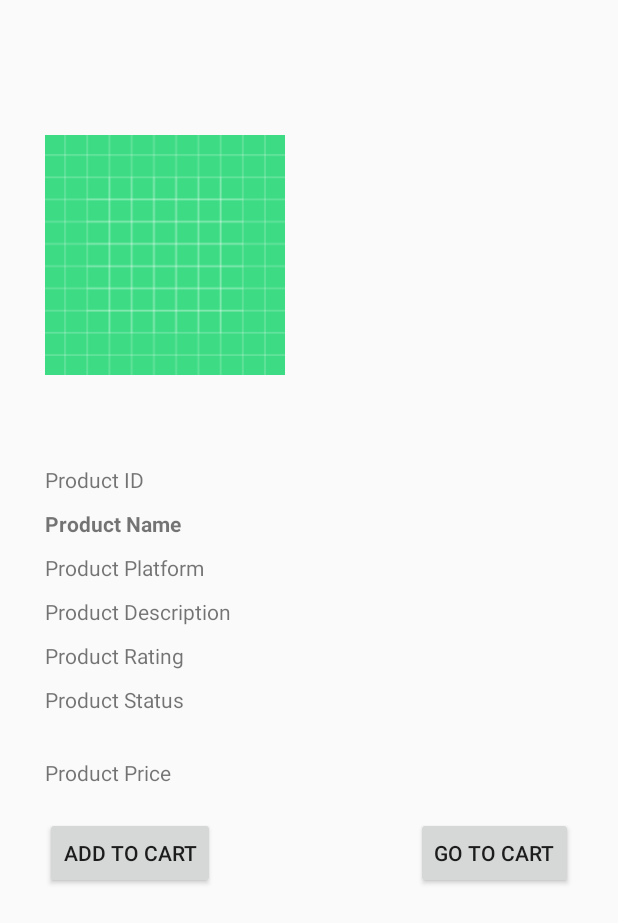
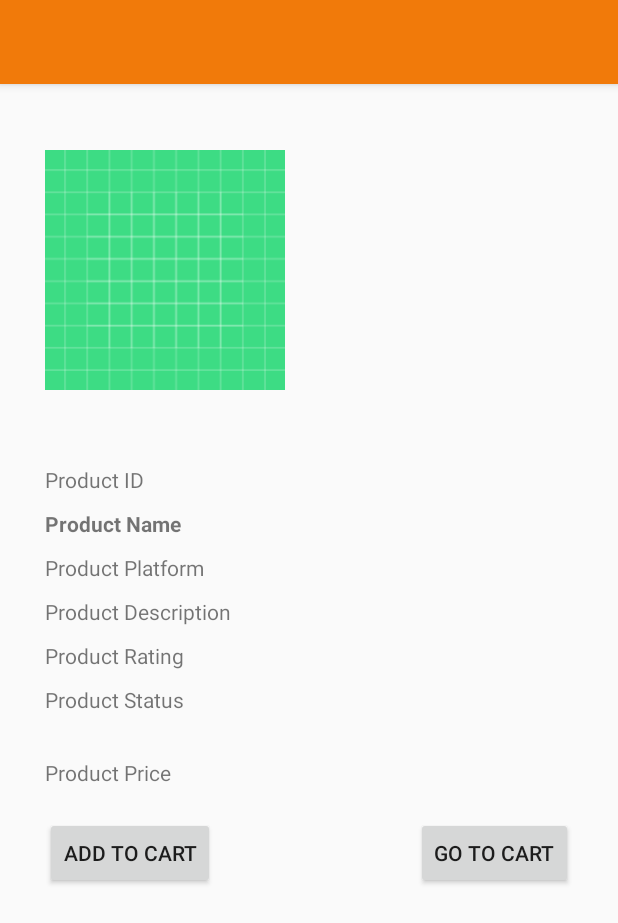
Before and after one commit to EvanChrisp/ICT376-Project, an Android app: the layout activity_details.xml on its own in the app's theme, with its tools: preview values and no code run, on a phone screen of 412 x 824 dp. Shown: the top 923 px of the screen. Run offline under Robolectric (Android 15) with nearby library versions, the phone set to English and light mode, and no system bars.

Commit message:
Back button implemented for Details Activity. Uses: getSupportActionBar().setDisplayHomeAsUpEnabled(true); getSupportActionBar().setDisplayShowHomeEnabled(true); and @Override fucntion call: public boolean onSupportNavigateUp() {onBackPressed();return true;}

```diff
--- a/ICT376Project/app/src/main/res/layout/activity_details.xml
+++ b/ICT376Project/app/src/main/res/layout/activity_details.xml
@@ -1,13 +1,25 @@
 <?xml version="1.0" encoding="utf-8"?>
+
 <RelativeLayout xmlns:android="http://schemas.android.com/apk/res/android"
     xmlns:app="http://schemas.android.com/apk/res-auto"
     xmlns:tools="http://schemas.android.com/tools"
     android:layout_width="match_parent"
     android:layout_height="wrap_content"
     tools:context=".DetailsActivity"
-    android:padding="30dp"
     >
+    <com.google.android.material.appbar.AppBarLayout
+        android:layout_width="match_parent"
+        android:layout_height="wrap_content"
+        android:theme="@style/AppTheme.AppBarOverlay">
 
+        <androidx.appcompat.widget.Toolbar
+            android:id="@+id/toolbar"
+            android:layout_width="match_parent"
+            android:layout_height="?attr/actionBarSize"
+            android:background="?android:attr/colorFocusedHighlight"
+            app:popupTheme="@style/AppTheme.PopupOverlay" />
+
+    </com.google.android.material.appbar.AppBarLayout>
     <!--<TextView
         android:layout_width="wrap_content"
         android:layout_height="wrap_content"
@@ -18,11 +30,14 @@
         />-->
     <ScrollView
         android:layout_width="fill_parent"
-        android:layout_height="fill_parent" >
+        android:layout_height="fill_parent"
+        android:padding="30dp">
         <RelativeLayout
             android:layout_width="fill_parent"
             android:layout_height="wrap_content" >
         <ImageView
+            android:paddingTop="30dp"
+            android:paddingBottom="10dp"
             android:layout_width="160dp"
             android:layout_height="280dp"
             android:id="@+id/detailsImageView"
```
Also changed, not shown: ICT376Project/app/src/main/AndroidManifest.xml (+13 -3 lines), ICT376Project/app/src/main/java/au/edu/murdoch/ict376project/DetailsActivity.java (+16 -2 lines).
